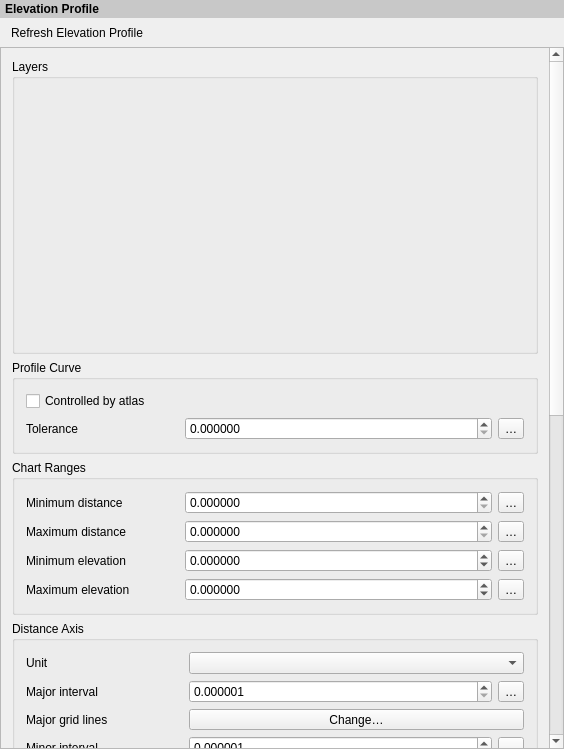
First picture: the form in src/ui/layout/qgslayoutelevationprofilewidgetbase.ui, repository nextgis/nextgisqgis, before the edit.
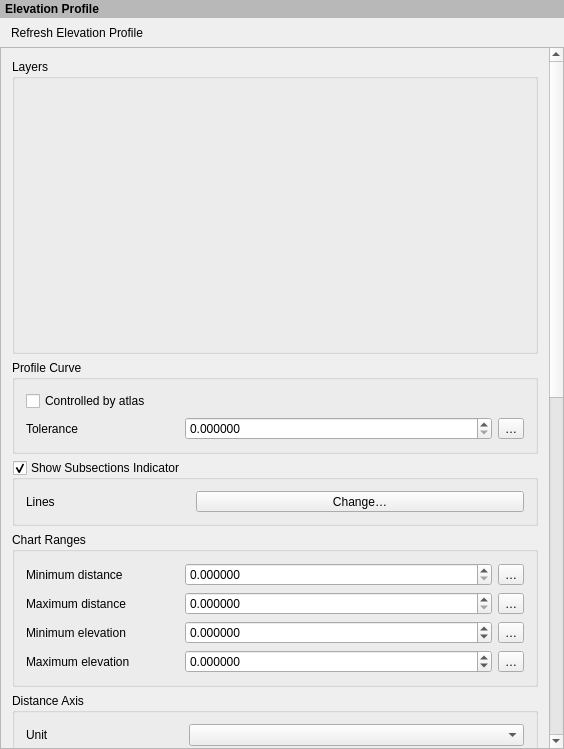
Second picture: the form after the edit. Icons and pictures are not drawn. Custom widgets are drawn as their Qt base class.

```diff
--- a/src/ui/layout/qgslayoutelevationprofilewidgetbase.ui
+++ b/src/ui/layout/qgslayoutelevationprofilewidgetbase.ui
@@ -44,7 +44,7 @@
       </sizepolicy>
      </property>
      <property name="styleSheet">
-      <string notr="true">padding: 2px; font-weight: bold; background-color: rgb(200, 200, 200);</string>
+      <string notr="true">padding: 2px; font-weight: bold; background-color: palette(mid);</string>
      </property>
      <property name="text">
       <string>Elevation Profile</string>
@@ -77,9 +77,9 @@
       <property name="geometry">
        <rect>
         <x>0</x>
-        <y>-51</y>
+        <y>-127</y>
         <width>548</width>
-        <height>1439</height>
+        <height>1515</height>
        </rect>
       </property>
       <property name="sizePolicy">
@@ -148,6 +148,38 @@
          </layout>
         </widget>
        </item>
+       <item>
+        <widget class="QgsCollapsibleGroupBoxBasic" name="mSubsectionsActivateCheck">
+         <property name="title">
+          <string>Show Subsections Indicator</string>
+         </property>
+         <property name="checkable">
+          <bool>true</bool>
+         </property>
+         <layout class="QGridLayout" name="gridLayoutSubsections" columnstretch="1,2">
+          <item row="0" column="0">
+           <widget class="QLabel" name="mSubsectionsSymbolLabel">
+            <property name="text">
+             <string>Lines</string>
+            </property>
+           </widget>
+          </item>
+          <item row="0" column="1">
+           <widget class="QgsSymbolButton" name="mSubsectionsSymbolButton">
+            <property name="sizePolicy">
+             <sizepolicy hsizetype="Expanding" vsizetype="Fixed">
+              <horstretch>0</horstretch>
+              <verstretch>0</verstretch>
+             </sizepolicy>
+            </property>
+            <property name="text">
+             <string>Change…</string>
+            </property>
+           </widget>
+          </item>
+         </layout>
+        </widget>
+       </item>
        <item>
         <widget class="QgsCollapsibleGroupBoxBasic" name="groupChartRanges">
          <property name="title">
@@ -399,7 +431,7 @@
              <number>6</number>
             </property>
             <property name="minimum">
-             <double>0.000001000000000</double>
+             <double>0.000000000000000</double>
             </property>
             <property name="maximum">
              <double>999999999999.000000000000000</double>
@@ -475,7 +507,7 @@
              <number>6</number>
             </property>
             <property name="minimum">
-             <double>0.000001000000000</double>
+             <double>0.000000000000000</double>
             </property>
             <property name="maximum">
              <double>999999999999.000000000000000</double>
```
Left out of the diff: 13 changed lines with no effect on the pictures.
